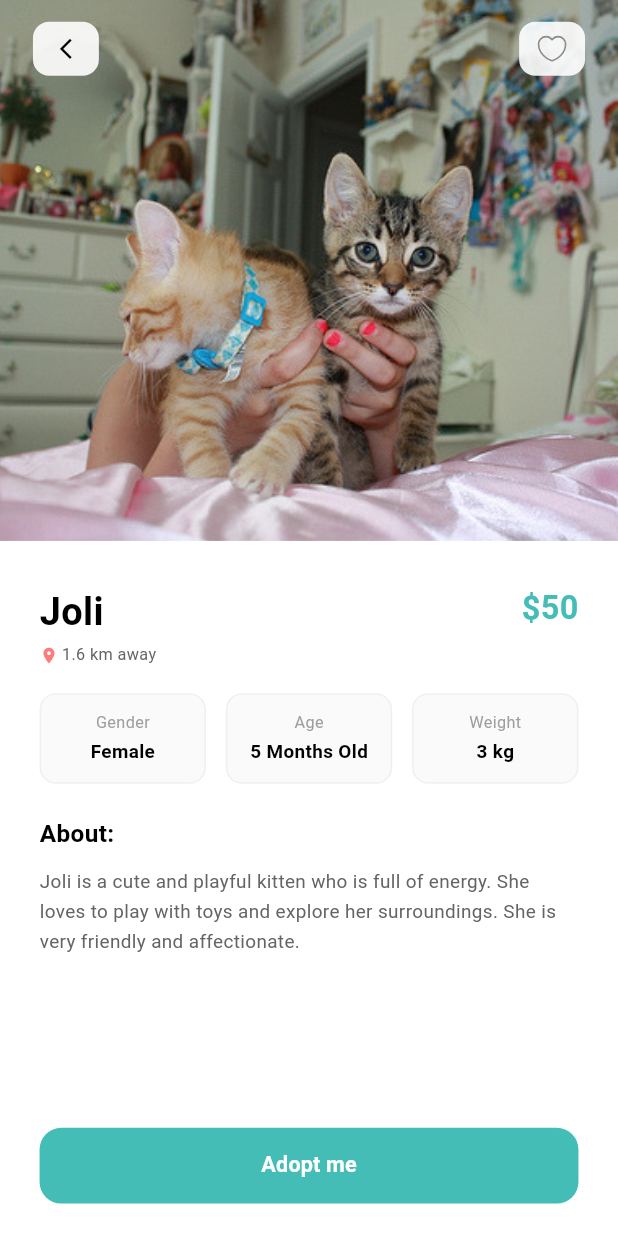
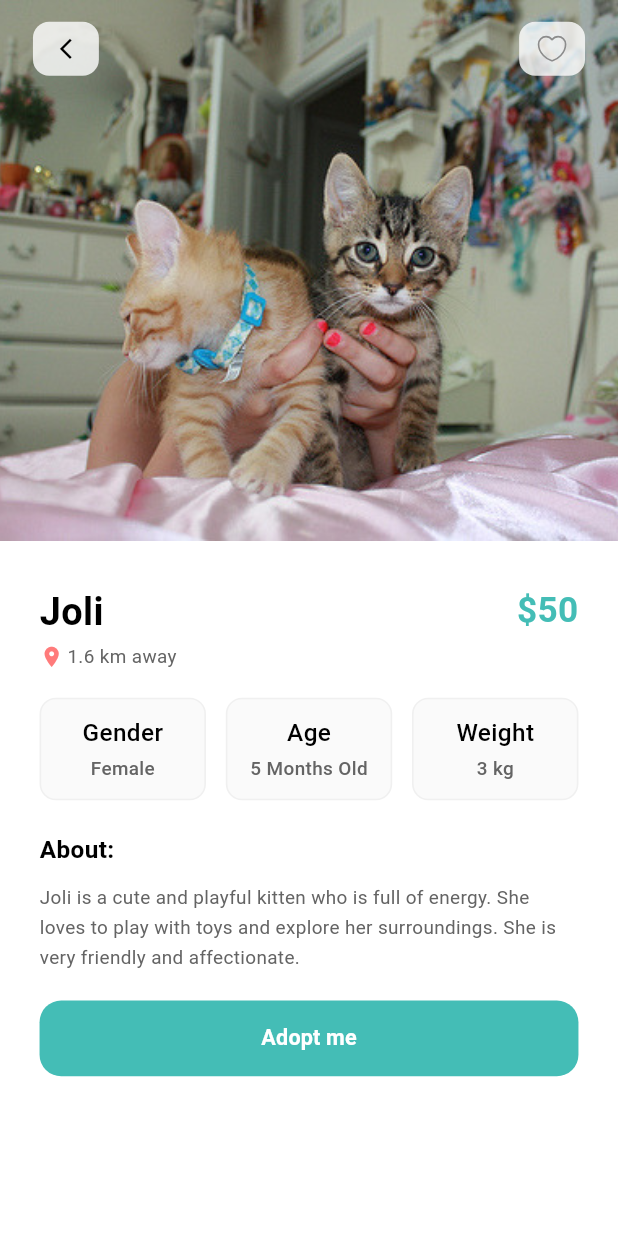
Before and after one commit to osamamohamedr1/pet-finder-task, a Flutter app: the screen it shows after launch, after a tap on "Joli", on a phone screen of 412 x 824 dp. Run offline on Flutter 3.47's test engine with Material 3 defaults, Android fonts, the phone set to English and light mode, and no system bars; our stand-ins replace dio, flutter_screenutil, flutter_svg, pretty_dio_logger; Roboto replaces fonts that are missing (SF Pro Display).

Commit message:
add details view

```diff
--- a/lib/core/theme/text_styles.dart
+++ b/lib/core/theme/text_styles.dart
@@ -59,7 +59,7 @@ class TextStyles {
     color: ColorsManager.textPrimary,
   );
 
-  static TextStyle font14GreyRegular2 = TextStyle(
+  static TextStyle font14GreyDarkRegular = TextStyle(
     fontSize: 14.sp,
     fontWeight: FontWeight.w400,
     color: ColorsManager.textSecondary,
--- a/lib/features/pets/presentation/views/pet_detail_view.dart
+++ b/lib/features/pets/presentation/views/pet_detail_view.dart
@@ -53,7 +53,7 @@ class _PetDetailViewState extends State<PetDetailView> {
   @override
   Widget build(BuildContext context) {
     return Scaffold(
-      backgroundColor: const Color(0xFFD6EFEE),
+      backgroundColor: Colors.white,
       body: Column(
         children: [
           PetDetailHeader(
@@ -64,10 +64,9 @@ class _PetDetailViewState extends State<PetDetailView> {
           ),
 
           Expanded(
-            child: Container(
-              decoration: BoxDecoration(color: ColorsManager.white),
             child: Padding(
               padding: EdgeInsets.symmetric(horizontal: 24.w),
+              child: SingleChildScrollView(
                 child: Column(
                   crossAxisAlignment: CrossAxisAlignment.start,
                   children: [
@@ -90,28 +89,25 @@ class _PetDetailViewState extends State<PetDetailView> {
                                 children: [
                                   Icon(
                                     Icons.location_on,
-                                    size: 14.sp,
+                                    size: 18.sp,
                                     color: ColorsManager.distance,
                                   ),
                                   horizontalSpace(2),
                                   Text(
                                     widget.distance,
-                                    style: TextStyles.font12GreyRegular
-                                        .copyWith(
-                                          fontSize: 12.sp,
-                                          color: ColorsManager.textSecondary,
-                                        ),
+                                    style: TextStyles.font14GreyNormal,
                                   ),
                                 ],
                               ),
                             ],
                           ),
                         ),
-                        if (widget.price != null)
+
                         Text(
                           widget.price!,
                           style: TextStyles.font24BlackBold.copyWith(
                             color: ColorsManager.primary,
+                            fontSize: 26.sp,
                           ),
                         ),
                       ],
@@ -119,7 +115,6 @@ class _PetDetailViewState extends State<PetDetailView> {
 
                     verticalSpace(20),
 
-                    // Info Chips Row
                     Row(
                       children: [
                         Expanded(
@@ -144,7 +139,6 @@ class _PetDetailViewState extends State<PetDetailView> {
 
                     verticalSpace(24),
 
-                    // About Section
                     Text(
                       'About:',
                       style: TextStyles.font20BlackBold.copyWith(
@@ -154,20 +148,15 @@ class _PetDetailViewState extends State<PetDetailView> {
 
                     verticalSpace(12),
 
-                    Expanded(
-                      child: SingleChildScrollView(
-                        child: Text(
+                    Text(
                       widget.about,
-                          style: TextStyles.font14GreyRegular2.copyWith(
+                      style: TextStyles.font14GreyDarkRegular.copyWith(
                         height: 1.6,
-                          ),
-                        ),
                       ),
                     ),
 
                     verticalSpace(20),
 
-                    // Adopt Button
                     AdoptButton(
                       onPressed: () {
                         // TODO: Implement adoption flow
--- a/lib/features/pets/presentation/views/widgets/info_chip.dart
+++ b/lib/features/pets/presentation/views/widgets/info_chip.dart
@@ -1,6 +1,6 @@
 import 'package:flutter/material.dart';
 import 'package:flutter_screenutil/flutter_screenutil.dart';
-import 'package:pet_finder/core/theme/colors_manager.dart';
+import 'package:pet_finder/core/theme/text_styles.dart';
 
 class InfoChip extends StatelessWidget {
   final String label;
@@ -21,19 +21,16 @@ class InfoChip extends StatelessWidget {
         children: [
           Text(
             label,
-            style: TextStyle(
-              fontSize: 12.sp,
-              fontWeight: FontWeight.w400,
-              color: ColorsManager.textGrey,
+            style: TextStyles.font18BlackBold.copyWith(
+              fontWeight: FontWeight.w500,
             ),
           ),
           SizedBox(height: 4.h),
           Text(
             value,
-            style: TextStyle(
+            style: TextStyles.font14GreyNormal.copyWith(
+              fontWeight: FontWeight.w500,
               fontSize: 14.sp,
-              fontWeight: FontWeight.w600,
-              color: ColorsManager.textPrimary,
             ),
           ),
         ],
--- a/lib/features/pets/presentation/views/widgets/pet_detail_header.dart
+++ b/lib/features/pets/presentation/views/widgets/pet_detail_header.dart
@@ -23,24 +23,21 @@ class PetDetailHeader extends StatelessWidget {
       height: 400.h,
       child: Stack(
         children: [
-          // Pet Image
           Positioned.fill(child: Image.asset(imagePath, fit: BoxFit.cover)),
 
-          // Top Buttons (Back and Favorite)
           SafeArea(
             child: Padding(
               padding: EdgeInsets.symmetric(horizontal: 20.w, vertical: 16.h),
               child: Row(
                 mainAxisAlignment: MainAxisAlignment.spaceBetween,
                 children: [
-                  // Back Button
                   GestureDetector(
                     onTap: onBackTap,
                     child: Container(
                       width: 40.w,
                       height: 40.h,
                       decoration: BoxDecoration(
-                        color: Colors.white.withOpacity(0.9),
+                        color: Colors.white.withValues(alpha: .8),
                         borderRadius: BorderRadius.circular(12.r),
                       ),
                       child: Icon(
@@ -51,14 +48,13 @@ class PetDetailHeader extends StatelessWidget {
                     ),
                   ),
 
-                  // Favorite Button
                   GestureDetector(
                     onTap: onFavoriteTap,
                     child: Container(
                       width: 40.w,
                       height: 40.h,
                       decoration: BoxDecoration(
-                        color: Colors.white.withOpacity(0.9),
+                        color: Colors.white.withValues(alpha: .8),
                         borderRadius: BorderRadius.circular(12.r),
                       ),
                       child: Center(
```
Lines whose indentation alone changed are shown as unchanged.
